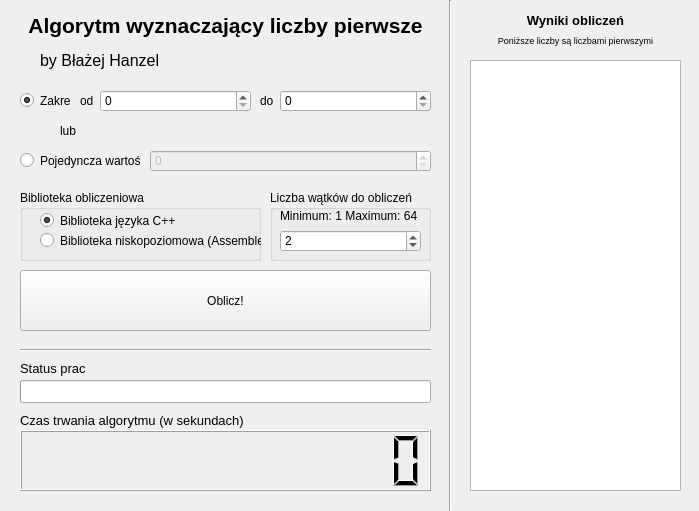
The window that PrimeNumberCalculator/PrimeNumberCalculator.ui (blazejhanzel-polsl/prime-number-calculator) describes before a commit, drawn with Qt 5.
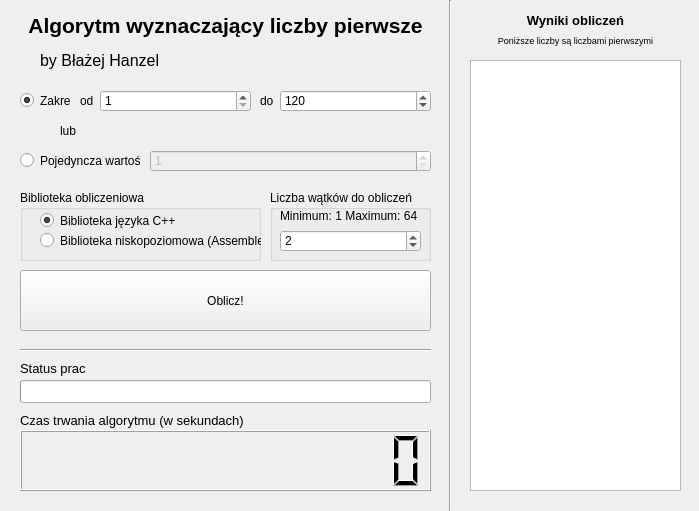
The same window after the commit.

```diff
--- a/PrimeNumberCalculator/PrimeNumberCalculator.ui
+++ b/PrimeNumberCalculator/PrimeNumberCalculator.ui
@@ -10,6 +10,12 @@
     <height>511</height>
    </rect>
   </property>
+  <property name="sizePolicy">
+   <sizepolicy hsizetype="Fixed" vsizetype="Fixed">
+    <horstretch>0</horstretch>
+    <verstretch>0</verstretch>
+   </sizepolicy>
+  </property>
   <property name="windowTitle">
    <string>Algorytm wyznaczająçcy liczby pierwsze - Błażej Hanzel</string>
   </property>
@@ -401,6 +407,9 @@
       <height>22</height>
      </rect>
     </property>
+    <property name="minimum">
+     <number>1</number>
+    </property>
     <property name="maximum">
      <number>2147483647</number>
     </property>
@@ -414,9 +423,15 @@
       <height>22</height>
      </rect>
     </property>
+    <property name="minimum">
+     <number>1</number>
+    </property>
     <property name="maximum">
      <number>2147483647</number>
     </property>
+    <property name="value">
+     <number>120</number>
+    </property>
    </widget>
    <widget class="QSpinBox" name="spinBox_singlevalue">
     <property name="enabled">
@@ -430,6 +445,9 @@
       <height>22</height>
      </rect>
     </property>
+    <property name="minimum">
+     <number>1</number>
+    </property>
     <property name="maximum">
      <number>2147483647</number>
     </property>
```
Left out of the diff: 2 changed lines with no effect on the pictures.
